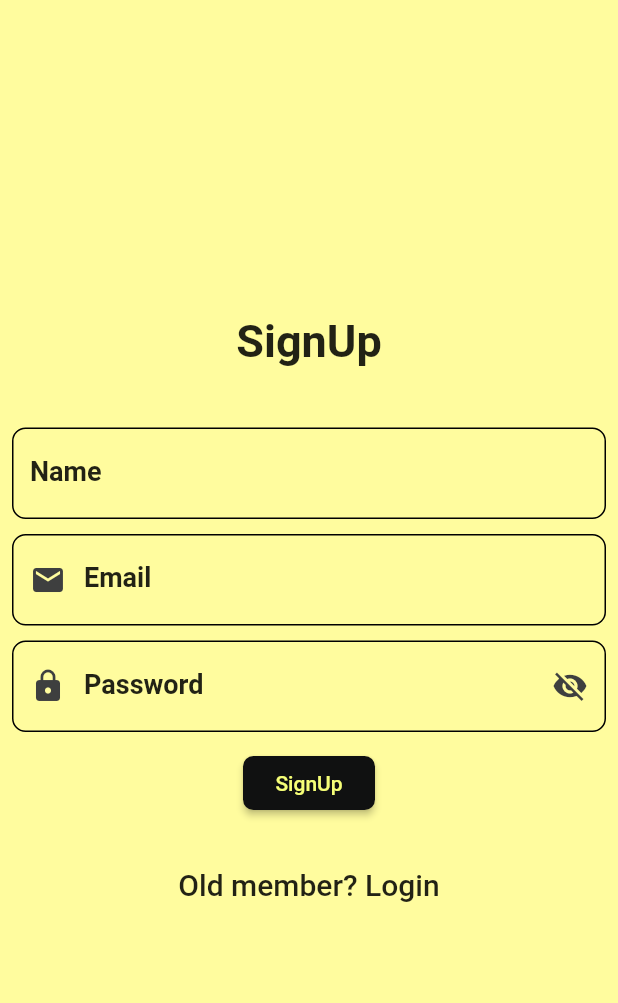
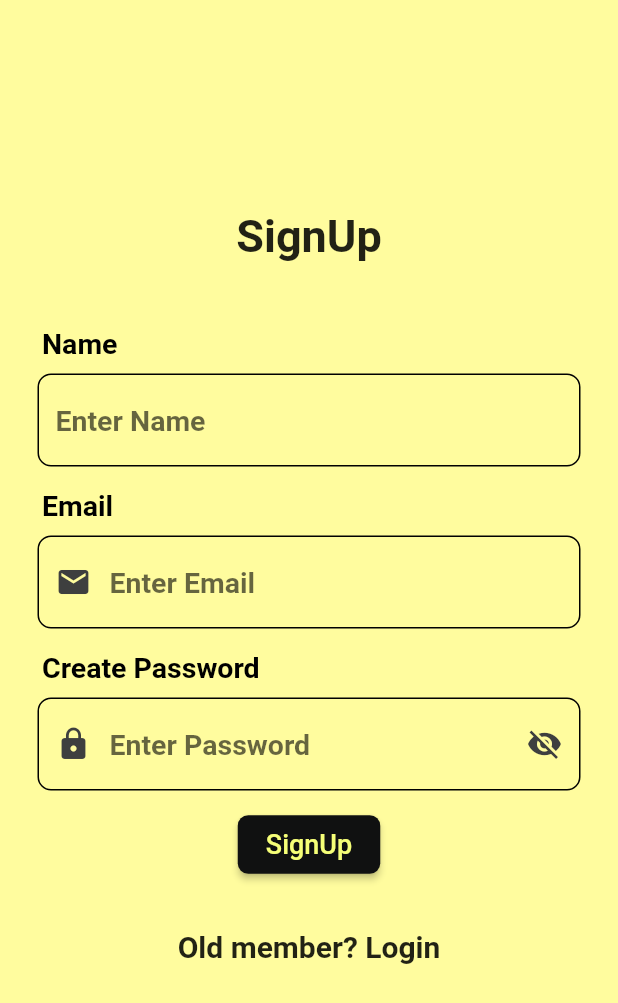
Before and after one commit to kesavaraja69/Bindazboyappbothwithbackend, a Flutter app: the screen it shows after launch, after a tap on "New member? SignUp", on a phone screen of 412 x 824 dp. Shown: the top 1003 px of the screen. Run offline on Flutter 3.47's test engine with Material 2 defaults, Android fonts, the phone set to English and light mode, and no system bars; our stand-ins replace cached_network_image, connectivity, file_picker, firebase_core, firebase_messaging, flutter_easyloading and 12 more; missing offline and left inert: cloudinary_sdk, mini_music_visualizer, numeral; accounts and stored records are empty.

Commit message:
ready to publsh

```diff
--- a/frontend/bindazboy/lib/core/models/auth_response.model.dart
+++ b/frontend/bindazboy/lib/core/models/auth_response.model.dart
@@ -1,34 +1,26 @@
-import 'dart:convert';
+class AuthResponse {
+  final String? user;
+  final String? authentication;
+  final String? message;
+  final int? code;
 
-AuthResponse authResponseFromJson(String str) =>
-    AuthResponse.fromJson(json.decode(str));
-
-String authResponseToJson(AuthResponse data) => json.encode(data.toJson());
-
-class AuthResponse {
-  AuthResponse(
+  AuthResponse({
     this.user,
     this.authentication,
     this.message,
     this.code,
-  );
+  });
 
-  String user;
-  String authentication;
-  String message;
-  int code;
-
-  factory AuthResponse.fromJson(Map<String, dynamic> json) => AuthResponse(
-        json['user'],
-        json["authentication"],
-        json["message"],
-        json["code"],
-      );
+  AuthResponse.fromJson(Map<String, dynamic> json)
+    : user = json['user'] as String?,
+      authentication = json['authentication'] as String?,
+      message = json['message'] as String?,
+      code = json['code'] as int?;
 
   Map<String, dynamic> toJson() => {
-        "user": user,
-        "authentication": authentication,
-        "message": message,
-        "code": code,
-      };
+    'user' : user,
+    'authentication' : authentication,
+    'message' : message,
+    'code' : code
+  };
 }
--- a/frontend/bindazboy/lib/meta/utils/showsnackbar.utils.dart
+++ b/frontend/bindazboy/lib/meta/utils/showsnackbar.utils.dart
@@ -13,3 +13,21 @@ class ShowsnackBarUtiltiy {
     );
   }
 }
+
+Widget labeltext(String text) {
+  return Padding(
+    padding: const EdgeInsets.symmetric(horizontal: 3, vertical: 3.0),
+    child: Row(
+      mainAxisAlignment: MainAxisAlignment.start,
+      children: [
+        Text(
+          text,
+          style: const TextStyle(
+              color: Color.fromARGB(255, 0, 0, 0),
+              fontSize: 19,
+              fontWeight: FontWeight.w600),
+        ),
+      ],
+    ),
+  );
+}
--- a/frontend/bindazboy/lib/meta/views/authentication/login.view.dart
+++ b/frontend/bindazboy/lib/meta/views/authentication/login.view.dart
@@ -1,6 +1,7 @@
 import 'package:bindazboy/app/constant/colors.dart';
 import 'package:bindazboy/app/routes/app.routes.dart';
 import 'package:bindazboy/core/notifiers/authentication.notifier.dart';
+import 'package:bindazboy/meta/utils/showsnackbar.utils.dart';
 import 'package:flutter/material.dart';
 import 'package:provider/provider.dart';
 
@@ -22,6 +23,14 @@ class _LoginViewState extends State<LoginView> {
   }
 
   @override
+  void dispose() {
+    emailController.dispose();
+    passwordController.dispose();
+
+    super.dispose();
+  }
+
+  @override
   Widget build(BuildContext context) {
     final authenticationNotifer =
         Provider.of<AuthenticationNotifer>(context, listen: false);
@@ -33,7 +42,7 @@ class _LoginViewState extends State<LoginView> {
         resizeToAvoidBottomInset: false,
         backgroundColor: BConstantColors.backgroundColor,
         body: Padding(
-          padding: const EdgeInsets.all(8.0),
+          padding: const EdgeInsets.symmetric(horizontal: 25),
           child: Container(
             child: Column(
               mainAxisAlignment: MainAxisAlignment.center,
@@ -50,6 +59,10 @@ class _LoginViewState extends State<LoginView> {
                     SizedBox(
                       height: 40,
                     ),
+                    labeltext("Email"),
+                    const SizedBox(
+                      height: 6,
+                    ),
                     TextField(
                       controller: emailController,
                       decoration: InputDecoration(
@@ -59,7 +72,7 @@ class _LoginViewState extends State<LoginView> {
                         ),
 
                         hintText: "Enter Email",
-                        labelText: 'Email',
+
                         labelStyle: TextStyle(color: BConstantColors.black),
                         //fillColor: Colors.white,
                         focusedBorder: OutlineInputBorder(
@@ -73,11 +86,15 @@ class _LoginViewState extends State<LoginView> {
                       ),
                       style: TextStyle(
                           color: BConstantColors.appbartitleColor,
-                          fontSize: 18,
-                          fontWeight: FontWeight.w700),
+                          fontSize: 19,
+                          fontWeight: FontWeight.w600),
                     ),
                     SizedBox(
-                      height: 20,
+                      height: 25,
+                    ),
+                    labeltext("Password"),
+                    const SizedBox(
+                      height: 6,
                     ),
                     TextField(
                       obscureText: _isPasswordVisible,
@@ -106,7 +123,6 @@ class _LoginViewState extends State<LoginView> {
                                         BConstantColors.authenticationIconColor,
                                   )),
                         hintText: "Enter Password",
-                        labelText: 'Password',
                         labelStyle: TextStyle(color: BConstantColors.black),
                         fillColor: Colors.white,
                         focusedBorder: OutlineInputBorder(
@@ -120,8 +136,8 @@ class _LoginViewState extends State<LoginView> {
                       ),
                       style: TextStyle(
                           color: BConstantColors.appbartitleColor,
-                          fontSize: 18,
-                          fontWeight: FontWeight.w700),
+                          fontSize: 19,
+                          fontWeight: FontWeight.w600),
                     ),
                     SizedBox(
                       height: 10,
@@ -157,11 +173,12 @@ class _LoginViewState extends State<LoginView> {
                       child: Text(
                         "Login",
                         style: TextStyle(
-                            color: BConstantColors.authenticationTxtColor),
+                            color: BConstantColors.authenticationTxtColor,
+                            fontSize: 19),
                       ),
                       style: ElevatedButton.styleFrom(
                         backgroundColor: BConstantColors.authenticationBtnColor,
-                        minimumSize: Size(88, 36),
+                        minimumSize: Size(95, 39),
                         padding: EdgeInsets.symmetric(horizontal: 16),
                         shape: const RoundedRectangleBorder(
                           borderRadius: BorderRadius.all(Radius.circular(7)),
@@ -178,9 +195,9 @@ class _LoginViewState extends State<LoginView> {
                       child: Text(
                         "New member? SignUp",
                         style: TextStyle(
-                          color: BConstantColors.appbartitleColor,
-                          fontSize: 20,
-                        ),
+                            color: BConstantColors.appbartitleColor,
+                            fontSize: 20,
+                            fontWeight: FontWeight.w600),
                       ),
                     )
                   ],
--- a/frontend/bindazboy/lib/meta/views/authentication/signup.view.dart
+++ b/frontend/bindazboy/lib/meta/views/authentication/signup.view.dart
@@ -1,6 +1,7 @@
 import 'package:bindazboy/app/constant/colors.dart';
 import 'package:bindazboy/app/routes/app.routes.dart';
 import 'package:bindazboy/core/notifiers/authentication.notifier.dart';
+import 'package:bindazboy/meta/utils/showsnackbar.utils.dart';
 import 'package:flutter/material.dart';
 import 'package:provider/provider.dart';
 
@@ -24,6 +25,14 @@ class _SignupViewState extends State<SignupView> {
   }
 
   @override
+  void dispose() {
+    emailController.dispose();
+    passwordController.dispose();
+    nameController.dispose();
+    super.dispose();
+  }
+
+  @override
   Widget build(BuildContext context) {
     final authenticationNotifer =
         Provider.of<AuthenticationNotifer>(context, listen: false);
@@ -31,12 +40,14 @@ class _SignupViewState extends State<SignupView> {
       backgroundColor: BConstantColors.backgroundColor,
       resizeToAvoidBottomInset: false,
       body: Padding(
-        padding: const EdgeInsets.all(8.0),
+        padding: const EdgeInsets.symmetric(horizontal: 25),
         child: Container(
           child: Center(
             child: Column(
-              mainAxisAlignment: MainAxisAlignment.center,
               children: [
+                SizedBox(
+                  height: 140,
+                ),
                 Text(
                   "SignUp",
                   style: TextStyle(
@@ -47,11 +58,14 @@ class _SignupViewState extends State<SignupView> {
                 SizedBox(
                   height: 40,
                 ),
+                labeltext("Name"),
+                const SizedBox(
+                  height: 6,
+                ),
                 TextField(
                   controller: nameController,
                   decoration: InputDecoration(
                     hintText: "Enter Name",
-                    labelText: 'Name',
                     labelStyle: TextStyle(color: BConstantColors.black),
                     //fillColor: Colors.white,
                     focusedBorder: OutlineInputBorder(
@@ -65,11 +79,15 @@ class _SignupViewState extends State<SignupView> {
                   ),
                   style: TextStyle(
                       color: BConstantColors.appbartitleColor,
-                      fontSize: 18,
-                      fontWeight: FontWeight.w700),
+                      fontSize: 19,
+                      fontWeight: FontWeight.w600),
                 ),
                 SizedBox(
-                  height: 10,
+                  height: 12,
+                ),
+                labeltext("Email"),
+                const SizedBox(
+                  height: 6,
                 ),
                 TextField(
                   controller: emailController,
@@ -79,7 +97,6 @@ class _SignupViewState extends State<SignupView> {
                       color: BConstantColors.authenticationIconColor,
                     ),
                     hintText: "Enter Email",
-                    labelText: 'Email',
                     labelStyle: TextStyle(color: BConstantColors.black),
                     //fillColor: Colors.white,
                     focusedBorder: OutlineInputBorder(
@@ -93,11 +110,15 @@ class _SignupViewState extends State<SignupView> {
                   ),
                   style: TextStyle(
                       color: BConstantColors.appbartitleColor,
-                      fontSize: 18,
-                      fontWeight: FontWeight.w700),
+                      fontSize: 19,
+                      fontWeight: FontWeight.w600),
                 ),
                 SizedBox(
-                  height: 10,
+                  height: 12,
+                ),
+                labeltext("Create Password"),
+                const SizedBox(
+                  height: 6,
                 ),
                 TextField(
                   obscureText: _isPasswordVisible,
@@ -124,7 +145,7 @@ class _SignupViewState extends State<SignupView> {
                                 color: BConstantColors.authenticationIconColor,
                               )),
                     hintText: "Enter Password",
-                    labelText: 'Password',
+
                     labelStyle: TextStyle(color: BConstantColors.black),
                     //fillColor: Colors.white,
                     focusedBorder: OutlineInputBorder(
@@ -138,11 +159,11 @@ class _SignupViewState extends State<SignupView> {
                   ),
                   style: TextStyle(
                       color: BConstantColors.appbartitleColor,
-                      fontSize: 18,
-                      fontWeight: FontWeight.w700),
+                      fontSize: 19,
+                      fontWeight: FontWeight.w600),
                 ),
                 SizedBox(
-                  height: 10,
+                  height: 12,
                 ),
                 ElevatedButton(
                   onPressed: () async {
@@ -166,11 +187,12 @@ class _SignupViewState extends State<SignupView> {
                   child: Text(
                     "SignUp",
                     style: TextStyle(
-                        color: BConstantColors.authenticationTxtColor),
+                        color: BConstantColors.authenticationTxtColor,
+                        fontSize: 18),
                   ),
                   style: ElevatedButton.styleFrom(
                     backgroundColor: BConstantColors.authenticationBtnColor,
-                    minimumSize: Size(88, 36),
+                    minimumSize: Size(95, 39),
                     padding: EdgeInsets.symmetric(horizontal: 16),
                     shape: const RoundedRectangleBorder(
                       borderRadius: BorderRadius.all(Radius.circular(7)),
@@ -187,9 +209,9 @@ class _SignupViewState extends State<SignupView> {
                   child: Text(
                     "Old member? Login",
                     style: TextStyle(
-                      color: BConstantColors.appbartitleColor,
-                      fontSize: 20,
-                    ),
+                        color: BConstantColors.appbartitleColor,
+                        fontSize: 20,
+                        fontWeight: FontWeight.w600),
                   ),
                 )
               ],
--- a/frontend/bindazboy/lib/meta/views/blogdetails/components/lower.plane.dart
+++ b/frontend/bindazboy/lib/meta/views/blogdetails/components/lower.plane.dart
@@ -50,7 +50,7 @@ class LowerPlane extends StatelessWidget {
                 textAlign: TextAlign.left,
                 style: TextStyle(
                     color: BConstantColors.descrptionColor,
-                    fontSize: 18,
+                    fontSize: MediaQuery.of(context).size.width * 0.043,
                     fontWeight: FontWeight.w500),
               ),
             ),
--- a/frontend/bindazboy/lib/meta/views/home/components/navigationdrawer.view.dart
+++ b/frontend/bindazboy/lib/meta/views/home/components/navigationdrawer.view.dart
@@ -63,7 +63,7 @@ class NavigationDrawerWidget extends StatelessWidget {
             GestureDetector(
                 onTap: () {
                   final url =
-                      'https://pages.flycricket.io/bindazboy-privacy/privacy.html';
+                      'https://pages.flycricket.io/bindazboyblog/privacy.html';
                   openBrowserUrl(url: url, inApp: true);
                 },
                 child: bulidMenuItem(
--- a/frontend/bindazboy/lib/meta/views/home/components/parallxblogList.dart
+++ b/frontend/bindazboy/lib/meta/views/home/components/parallxblogList.dart
@@ -156,6 +156,7 @@ class _BloglistState extends State<Bloglist> {
   Widget build(BuildContext context) {
     final postprovider = Provider.of<BlogNotifer>(context, listen: false);
     final viewprovider = Provider.of<ViewsNotifier>(context, listen: false);
+    final screenwidth = MediaQuery.of(context).size.width;
     return ListView.builder(
         // separatorBuilder: (context, index) {
         //   return (_isBottomBannerAdLoaded && index != 0 && index % 3 == 0)
@@ -249,7 +250,7 @@ class _BloglistState extends State<Bloglist> {
                                 maxLines: null,
                                 textAlign: TextAlign.center,
                                 style: TextStyle(
-                                    fontSize: 16,
+                                    fontSize: screenwidth * 0.043,
                                     color: BConstantColors.titleColor,
                                     fontWeight: FontWeight.bold),
                               ),
--- a/frontend/bindazboy/pubspec.yaml
+++ b/frontend/bindazboy/pubspec.yaml
@@ -15,7 +15,7 @@ publish_to: "none" # Remove this line if you wish to publish to pub.dev
 # In iOS, build-name is used as CFBundleShortVersionString while build-number used as CFBundleVersion.
 # Read more about iOS versioning at
 # https://developer.apple.com/library/archive/documentation/General/Reference/InfoPlistKeyReference/Articles/CoreFoundationKeys.html
-version: 1.0.0+1
+version: 1.3.0+4
 
 environment:
   sdk: ">=2.17.0<3.0.0"
@@ -49,6 +49,7 @@ dependencies:
 
 dev_dependencies:
   flutter_native_splash: ^2.2.16
+  change_app_package_name: ^1.1.0
   flutter_test:
     sdk: flutter
 
```
Also changed, not shown: frontend/bindazboy/lib/core/notifiers/authentication.notifier.dart (+7 -7 lines), frontend/bindazboy/lib/meta/views/blogdetails/blogdetails.view.dart (+7 -6 lines), frontend/bindazboy/lib/meta/views/forgotpassword/changepassword.view.dart (+9 -6 lines), frontend/bindazboy/lib/meta/views/forgotpassword/updatepassword.view.dart (+10 -7 lines), frontend/bindazboy/lib/meta/views/forgotpassword/verifyotp.view.dart (+8 -3 lines), frontend/bindazboy/pubspec.lock, 7 other files.
